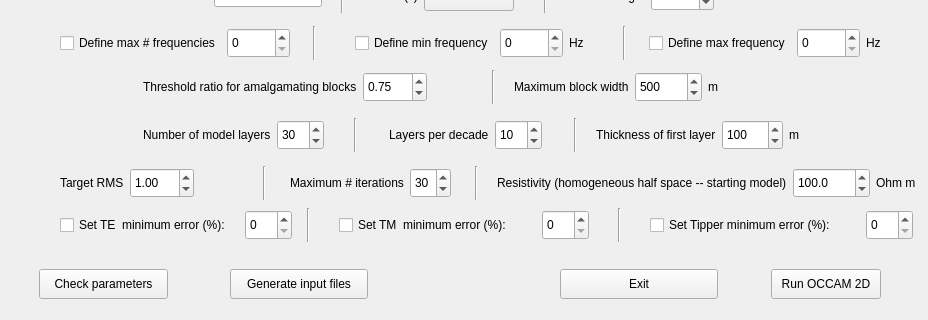
Qt form mtpy/utils/gui/occam2d/v1/fifthgui.ui (MTgeophysics/mtpy) before a commit; both pictures show x 0 to 928 and y 361 to 681 of the 928 by 681 pixel window.
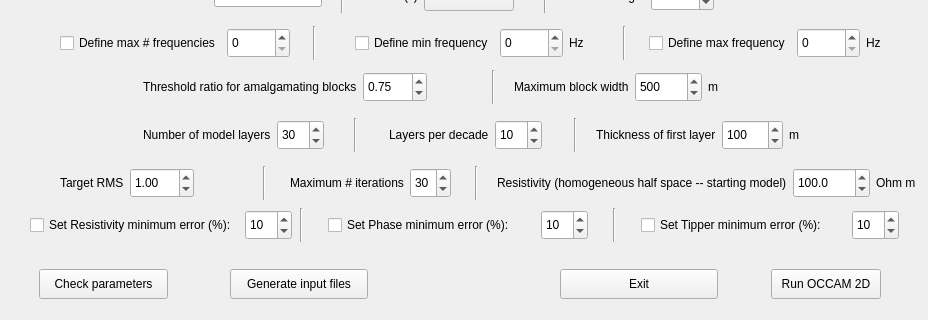
The same form after that commit.

Commit message: changed occam input to res/phase - corrected error floor for phases - changed gui appropriately

What changed in the file:
```diff
--- a/mtpy/utils/gui/occam2d/v1/fifthgui.ui
+++ b/mtpy/utils/gui/occam2d/v1/fifthgui.ui
@@ -1259,9 +1259,9 @@
   <widget class="QWidget" name="layoutWidget">
    <property name="geometry">
     <rect>
-     <x>60</x>
+     <x>30</x>
      <y>569</y>
-     <width>876</width>
+     <width>888</width>
      <height>34</height>
     </rect>
    </property>
@@ -1271,7 +1271,7 @@
       <item>
        <widget class="QCheckBox" name="checkBox_te_error">
         <property name="text">
-         <string>Set TE  minimum error (%):</string>
+         <string>Set Resistivity minimum error (%):</string>
         </property>
        </widget>
       </item>
@@ -1314,6 +1314,9 @@
         <property name="singleStep">
          <double>1.000000000000000</double>
         </property>
+        <property name="value">
+         <double>10.000000000000000</double>
+        </property>
        </widget>
       </item>
       <item>
@@ -1369,7 +1372,7 @@
       <item>
        <widget class="QCheckBox" name="checkBox_tm_error">
         <property name="text">
-         <string>Set TM  minimum error (%):</string>
+         <string>Set Phase minimum error (%):</string>
         </property>
        </widget>
       </item>
@@ -1412,6 +1415,9 @@
         <property name="singleStep">
          <double>1.000000000000000</double>
         </property>
+        <property name="value">
+         <double>10.000000000000000</double>
+        </property>
        </widget>
       </item>
       <item>
@@ -1523,6 +1529,9 @@
         <property name="singleStep">
          <double>1.000000000000000</double>
         </property>
+        <property name="value">
+         <double>10.000000000000000</double>
+        </property>
        </widget>
       </item>
       <item>
```
Left out of the diff: 8 changed lines with no effect on the pictures. The commit also changes 3 other files.
